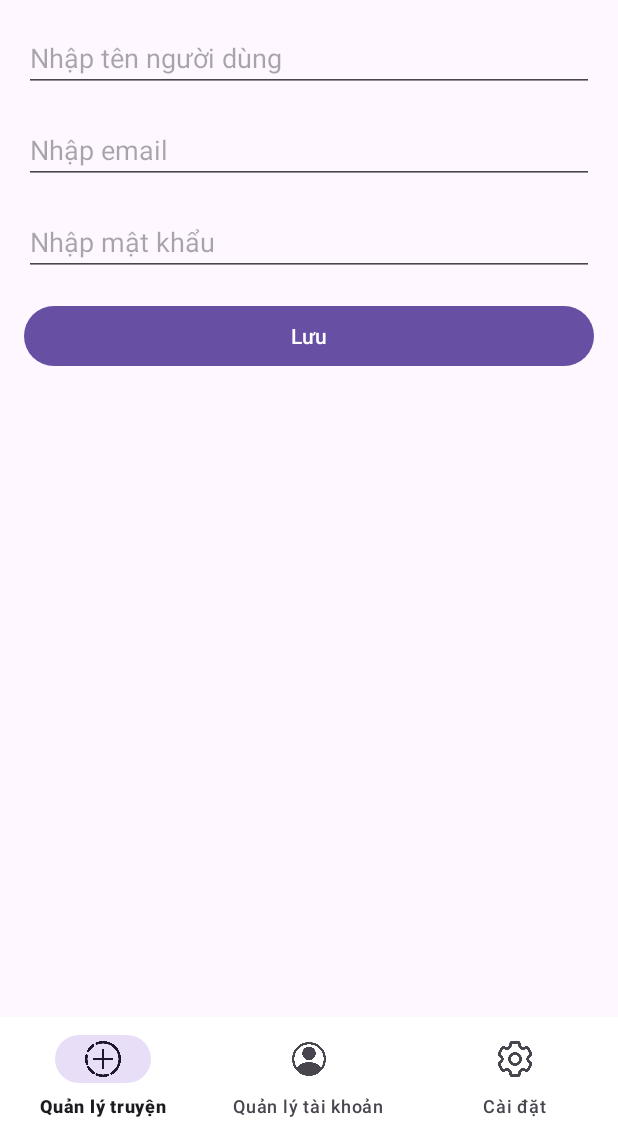
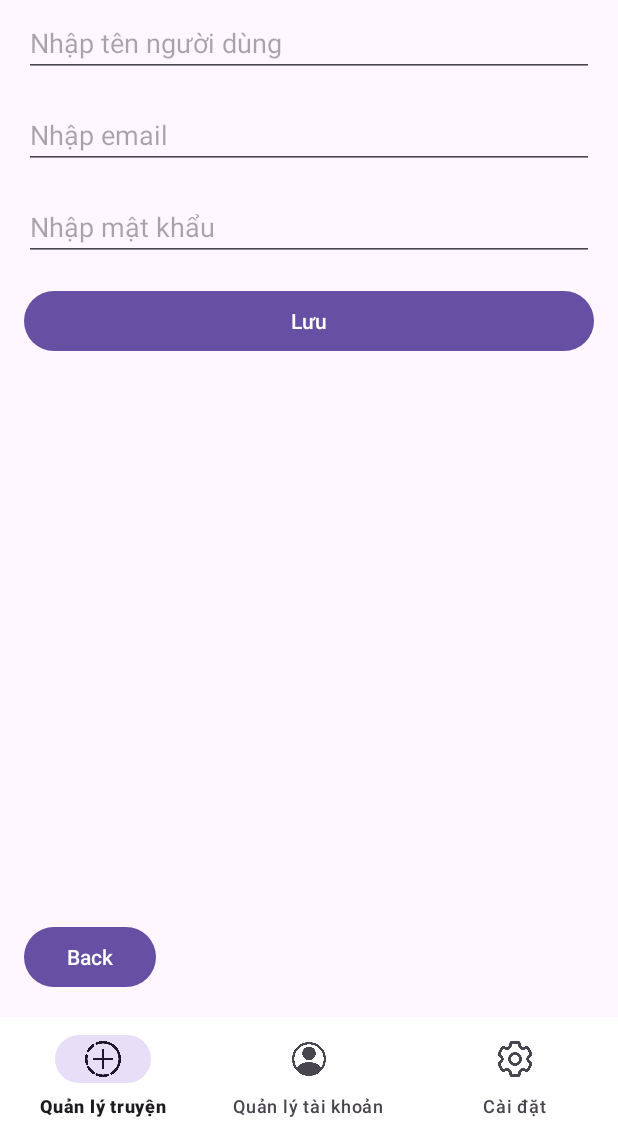
Before and after one commit to Toilahvu/DALTUD2, an Android app: the fragment AddUserFragment placed in its activity, on a phone screen of 412 x 824 dp, the part 99-1236 px from its top. Run offline under Robolectric (Android 15) with nearby library versions, the phone set to English and light mode, and no system bars.

Commit message:
cbi an chui
trang admin

```diff
--- a/app/src/main/java/com/example/daltud2/Model/StoryAdapter.java
+++ b/app/src/main/java/com/example/daltud2/Model/StoryAdapter.java
@@ -1,4 +1,4 @@
-package com.example.daltud2;
+package com.example.daltud2.Model;
 
 import android.view.LayoutInflater;
 import android.view.View;
@@ -9,6 +9,7 @@ import androidx.annotation.NonNull;
 import androidx.recyclerview.widget.RecyclerView;
 
 import com.example.daltud2.Model.Story;
+import com.example.daltud2.R;
 
 import java.util.List;
 
--- a/app/src/main/java/com/example/daltud2/QLTruynFragment.java
+++ b/app/src/main/java/com/example/daltud2/QLTruynFragment.java
@@ -12,6 +12,7 @@ import androidx.recyclerview.widget.LinearLayoutManager;
 import androidx.recyclerview.widget.RecyclerView;
 
 import com.example.daltud2.Model.Story;
+import com.example.daltud2.Model.StoryAdapter;
 
 import java.util.ArrayList;
 import java.util.List;
@@ -19,7 +20,7 @@ import java.util.List;
 public class QLTruynFragment extends Fragment {
 
     private List<Story> storyList = new ArrayList<>();
-    private com.example.daltud2.StoryAdapter adapter;
+    private com.example.daltud2.Model.StoryAdapter adapter;
 
     @Override
     public View onCreateView(@NonNull LayoutInflater inflater, ViewGroup container, Bundle savedInstanceState) {
@@ -39,7 +40,7 @@ public class QLTruynFragment extends Fragment {
         RecyclerView recyclerView = view.findViewById(R.id.recyclerViewStories);
         recyclerView.setLayoutManager(new LinearLayoutManager(requireContext()));
 
-        adapter = new com.example.daltud2.StoryAdapter(storyList, new com.example.daltud2.StoryAdapter.OnStoryClickListener() {
+        adapter = new StoryAdapter(storyList, new com.example.daltud2.Model.StoryAdapter.OnStoryClickListener() {
             @Override
             public void onEditStory(int position, Story story) {
 
@@ -79,5 +80,4 @@ public class QLTruynFragment extends Fragment {
         storyList.remove(position);
         adapter.notifyItemRemoved(position);
     }
-
 }
--- a/app/src/main/res/layout/activity_admin.xml
+++ b/app/src/main/res/layout/activity_admin.xml
@@ -1,14 +1,13 @@
-<?xml version="1.0" encoding="utf-8"?>
 <androidx.constraintlayout.widget.ConstraintLayout
     xmlns:android="http://schemas.android.com/apk/res/android"
     xmlns:app="http://schemas.android.com/apk/res-auto"
     xmlns:tools="http://schemas.android.com/tools"
-    android:id="@+id/fragment_container"
+    android:id="@+id/main"
     android:layout_width="match_parent"
     android:layout_height="match_parent"
     tools:context=".AdminActivity">
 
-    <!-- Logo góc trên bên trái -->
+    <!-- Logo -->
     <ImageView
         android:id="@+id/logo"
         android:layout_width="50dp"
@@ -18,9 +17,9 @@
         app:layout_constraintStart_toStartOf="parent"
         android:layout_margin="16dp" />
 
-    <!-- Nút Logout góc trên bên phải -->
+    <!-- Nút Logout -->
     <ImageButton
-        android:id="@+id/btn_logout"
+        android:id="@+id/logout"
         android:layout_width="40dp"
         android:layout_height="40dp"
         android:src="@drawable/logout"
@@ -32,24 +31,22 @@
 
     <!-- Container Fragment -->
     <FrameLayout
-        android:id="@+id/fragmentContainer"
+        android:id="@+id/fragment_container"
         android:layout_width="0dp"
         android:layout_height="0dp"
-        app:layout_constraintTop_toBottomOf="@+id/logo"
-        app:layout_constraintBottom_toTopOf="@+id/bottom_navigation"
+        app:layout_constraintBottom_toTopOf="@id/bottom_navigation"
+        app:layout_constraintTop_toBottomOf="@id/logout"
         app:layout_constraintStart_toStartOf="parent"
         app:layout_constraintEnd_toEndOf="parent" />
 
-    <!-- Bottom Navigation -->
     <com.google.android.material.bottomnavigation.BottomNavigationView
         android:id="@+id/bottom_navigation"
         android:layout_width="0dp"
         android:layout_height="wrap_content"
         android:background="@color/white"
-        app:labelVisibilityMode="labeled"
+        app:menu="@menu/bottom_nav_menu"
         app:layout_constraintBottom_toBottomOf="parent"
         app:layout_constraintStart_toStartOf="parent"
-        app:layout_constraintEnd_toEndOf="parent"
-        app:menu="@menu/bottom_nav_menu" />
+        app:layout_constraintEnd_toEndOf="parent" />
 
 </androidx.constraintlayout.widget.ConstraintLayout>
--- a/app/src/main/res/layout/fragment_add_user.xml
+++ b/app/src/main/res/layout/fragment_add_user.xml
@@ -1,6 +1,10 @@
 <?xml version="1.0" encoding="utf-8"?>
+<FrameLayout
+    xmlns:android="http://schemas.android.com/apk/res/android"
+    android:layout_width="match_parent"
+    android:layout_height="match_parent">
+
     <LinearLayout
-    xmlns:android="http://schemas.android.com/apk/res/android"
         android:id="@+id/fragment_container"
         android:layout_width="match_parent"
         android:layout_height="match_parent"
@@ -41,3 +45,13 @@
             android:text="Lưu"
             android:layout_marginTop="16dp" />
     </LinearLayout>
+
+    <!-- Nút Back -->
+    <Button
+        android:id="@+id/btnBack"
+        android:layout_width="wrap_content"
+        android:layout_height="wrap_content"
+        android:text="Back"
+        android:layout_margin="16dp"
+        android:layout_gravity="start|bottom" />
+</FrameLayout>
--- a/app/src/main/res/menu/bottom_nav_menu.xml
+++ b/app/src/main/res/menu/bottom_nav_menu.xml
@@ -1,18 +1,14 @@
-<?xml version="1.0" encoding="utf-8"?>
 <menu xmlns:android="http://schemas.android.com/apk/res/android">
-
     <item
-        android:id="@+id/menu_manage_stories"
+        android:id="@+id/stories"
         android:icon="@drawable/story"
         android:title="Quản lý truyện" />
-
     <item
-        android:id="@+id/menu_manage_accounts"
+        android:id="@+id/accounts"
         android:icon="@drawable/account"
         android:title="Quản lý tài khoản" />
-
     <item
-        android:id="@+id/menu_settings"
+        android:id="@+id/settings"
         android:icon="@drawable/setting"
         android:title="Cài đặt" />
 </menu>
--- a/app/src/main/res/values/strings.xml
+++ b/app/src/main/res/values/strings.xml
@@ -52,5 +52,10 @@
     <string name="text_top_button">↑</string>
     <string name="footer_text">Footer with member names and information</string>
     <string name="SapXep">Sắp xếp</string>
+    <string name="todo">TODO</string>
+    <string name="todoo">TODO</string>
+    <string name="stories">Stories</string>
+    <string name="accounts">Accounts</string>
+    <string name="settings">Settings</string>
 
 </resources>
```
Also changed, not shown: app/src/main/java/com/example/daltud2/AdminActivity.java (+36 -20 lines). Lines whose indentation alone changed are shown as unchanged.
